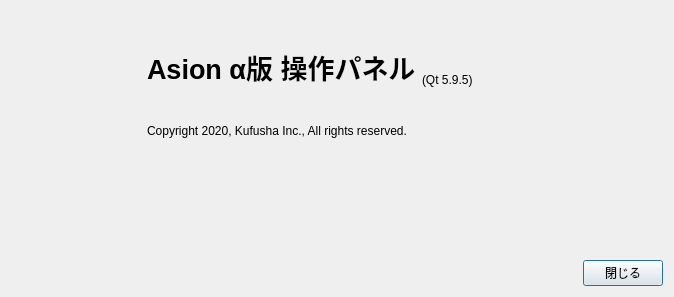
The window that aboutdialog.ui (HirokiMori1/AsionAlphaUI) describes before a commit, drawn with Qt 5.
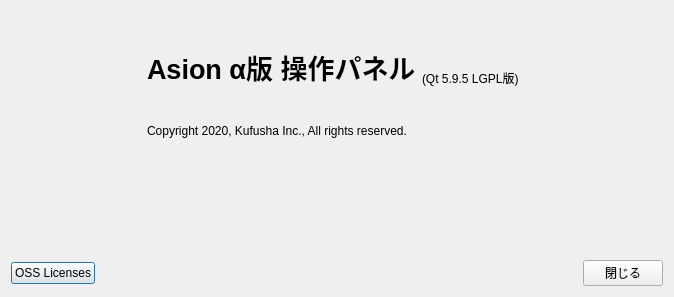
The same window after the commit.

Commit message: Add OSS license button

```diff
--- a/aboutdialog.ui
+++ b/aboutdialog.ui
@@ -62,7 +62,7 @@
          <item>
           <widget class="QLabel" name="label">
            <property name="text">
-            <string>(Qt 5.9.5)</string>
+            <string>(Qt 5.9.5 LGPL版)</string>
            </property>
            <property name="alignment">
             <set>Qt::AlignBottom|Qt::AlignLeading|Qt::AlignLeft</set>
@@ -230,6 +230,13 @@
    </item>
    <item>
     <layout class="QHBoxLayout" name="horizontalLayout_3">
+     <item>
+      <widget class="QPushButton" name="ossLicButton">
+       <property name="text">
+        <string>OSS Licenses</string>
+       </property>
+      </widget>
+     </item>
      <item>
       <spacer name="horizontalSpacer">
        <property name="orientation">
```
Left out of the diff: 2 changed lines with no effect on the pictures. The commit also changes 11 other files.
